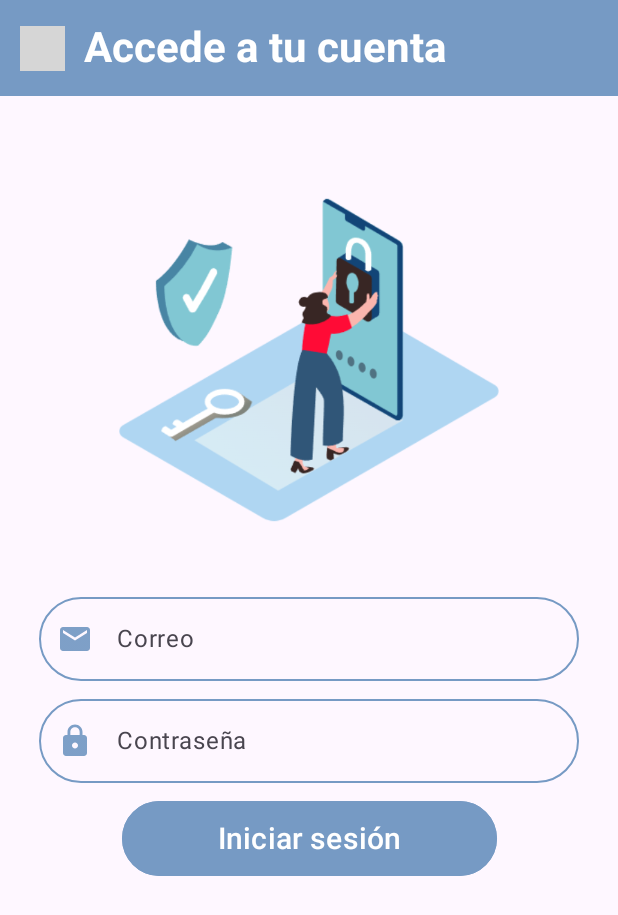
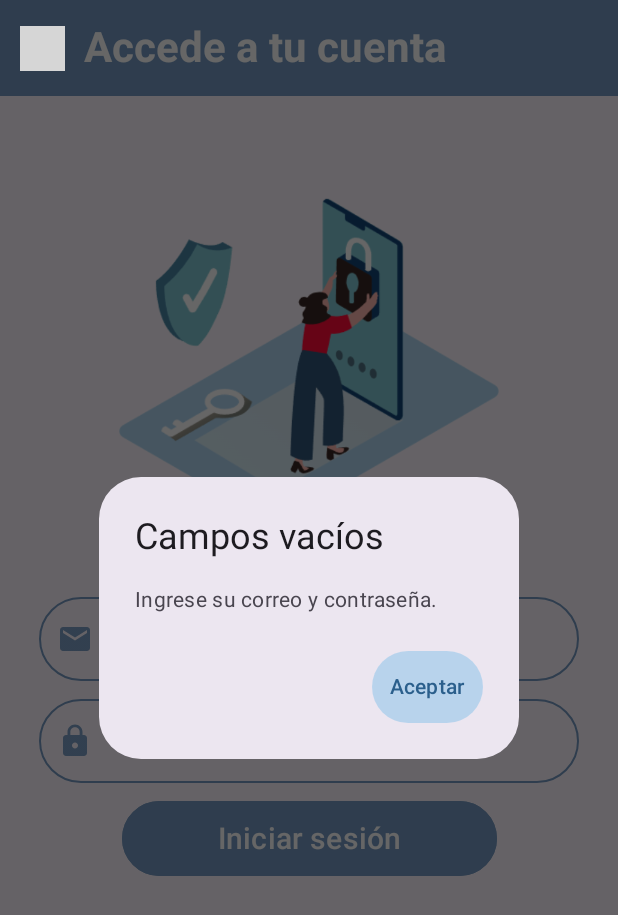
Before and after one commit to Lilis03/TaskPlan, an Android app built with Jetpack Compose: the LoginScreen screen opened through its navigation route, after a tap on "Iniciar sesión", on a phone screen of 412 x 824 dp. Shown: the top 915 px of the screen. Run offline under Robolectric (Android 15) with nearby library versions, the phone set to English and light mode, and no system bars; our stand-ins replace Firebase (no records; nobody signed in at launch, a user with empty details on screens opened directly); 1 statement that could not run was skipped; grey boxes are pictures that could not be loaded.

Commit message:
alerta implementadas en login

```diff
--- a/app/src/main/java/com/elitecode/taskplan/components/Alertas.kt
+++ b/app/src/main/java/com/elitecode/taskplan/components/Alertas.kt
@@ -69,3 +69,52 @@ fun CredencialesIncorrectas(onDismiss: () -> Unit) {
 
     )
 }
+
+@Composable
+fun CamposVacios(onDismiss: () -> Unit){
+    val openDialog = remember { mutableStateOf(true) }
+
+    AlertDialog(
+        onDismissRequest = {
+            openDialog.value = false
+            onDismiss()
+        },
+        title = { Text(text = "Campos vacíos") },
+        text = { Text(text = "Ingrese su correo y contraseña.") },
+        confirmButton = {
+            TextButton(onClick = { openDialog.value = false
+                onDismiss()
+            }, modifier = Modifier
+                .clip(RoundedCornerShape(50))
+                .background(Color(0x8085C1E9))
+            )
+            { Text("Aceptar", color = Color(0xFF2B5F8C)) }
+        }
+    )
+}
+
+@Composable
+fun CorreoNoRegistrado(onDismiss: () -> Unit) {
+    val openAlert = remember { mutableStateOf(true) }
+
+    AlertDialog(
+        onDismissRequest = {
+            openAlert.value = false
+            onDismiss()
+        },
+        title = { Text(text = "Correo no registrado") },
+        text = { Text(text = "El correo proporcionado no se ha registrado.") },
+        confirmButton = {
+            TextButton(
+                onClick = {
+                    openAlert.value = false
+                    onDismiss()
+                }, modifier = Modifier
+                    .clip(RoundedCornerShape(50))
+                    .background(Color(0x80508BBF))
+            )
+            { Text("Aceptar", color = Color(0xFF2B5F8C)) }
+        }
+
+    )
+}
--- a/app/src/main/java/com/elitecode/taskplan/view/LoginScreen.kt
+++ b/app/src/main/java/com/elitecode/taskplan/view/LoginScreen.kt
@@ -31,12 +31,16 @@ import androidx.compose.material3.TextFieldDefaults
 import androidx.compose.material3.TopAppBar
 import androidx.compose.material3.TopAppBarDefaults
 import androidx.compose.runtime.Composable
+import androidx.compose.runtime.getValue
 import androidx.compose.runtime.mutableStateOf
 import androidx.compose.runtime.remember
+import androidx.compose.runtime.saveable.rememberSaveable
+import androidx.compose.runtime.setValue
 import androidx.compose.ui.Alignment
 import androidx.compose.ui.Modifier
 import androidx.compose.ui.graphics.Color
 import androidx.compose.ui.graphics.ColorFilter
+import androidx.compose.ui.platform.LocalContext
 import androidx.compose.ui.res.painterResource
 import androidx.compose.ui.text.font.FontWeight
 import androidx.compose.ui.text.input.KeyboardType
@@ -44,6 +48,9 @@ import androidx.compose.ui.text.input.PasswordVisualTransformation
 import androidx.compose.ui.unit.dp
 import androidx.compose.ui.unit.sp
 import androidx.navigation.NavHostController
+import com.elitecode.taskplan.components.CamposVacios
+import com.elitecode.taskplan.components.CorreoNoRegistrado
+import com.elitecode.taskplan.components.CredencialesIncorrectas
 import com.elitecode.taskplan.navigation.Screens
 import com.elitecode.taskplan.viewmodel.LoginViewModel
 import com.google.android.gms.auth.api.signin.GoogleSignIn
@@ -54,9 +61,12 @@ import kotlin.contracts.contract
 @OptIn(ExperimentalMaterial3Api::class)
 @Composable
 fun LoginScreen(navController: NavHostController, viewModel: LoginViewModel){
+
     val email = remember { mutableStateOf("") }
     val password = remember { mutableStateOf("") }
-
+    var showCamposVacios by rememberSaveable { mutableStateOf(false) }
+    val showCredencialesIncorrectas by viewModel.showCredencialesIncorrectas
+    val showCorreoNoRegistrado by viewModel.showCorreoNoRegistrado
 
     Scaffold(topBar = {
         TopAppBar(
@@ -154,9 +164,13 @@ fun LoginScreen(navController: NavHostController, viewModel: LoginViewModel){
 
                 Button(
                     onClick = {
-                        viewModel.signInWithEmailAndPassword(email.value, password.value){
-                            navController.navigate("calendar"){
-                                popUpTo("home_screen") {inclusive = true}
+                        if(email.value.isBlank() || password.value.isBlank()){
+                            showCamposVacios = true
+                        }else {
+                            viewModel.signInWithEmailAndPassword(email.value, password.value) {
+                                navController.navigate("calendar") {
+                                    popUpTo("home_screen") { inclusive = true }
+                                }
                             }
                         }
 
@@ -169,6 +183,13 @@ fun LoginScreen(navController: NavHostController, viewModel: LoginViewModel){
                 ) {
                     Text(text = "Iniciar sesión", fontSize = 20.sp)
                 }
+                if(showCamposVacios){
+                    CamposVacios(onDismiss = { showCamposVacios = false })
+                }else if(showCredencialesIncorrectas){
+                    CredencialesIncorrectas(onDismiss = { viewModel.setShowCredencialesIncorrectas(false) })
+                }else if (showCorreoNoRegistrado){
+                    CorreoNoRegistrado(onDismiss = { viewModel.setShowCorreoNoRegistrado(false) })
+                }
             }
         }
     }
--- a/app/src/main/java/com/elitecode/taskplan/viewmodel/LoginViewModel.kt
+++ b/app/src/main/java/com/elitecode/taskplan/viewmodel/LoginViewModel.kt
@@ -14,6 +14,8 @@ import com.google.android.gms.auth.api.signin.GoogleSignInOptions
 import com.google.firebase.Firebase
 import com.google.firebase.auth.AuthCredential
 import com.google.firebase.auth.FirebaseAuth
+import com.google.firebase.auth.FirebaseAuthInvalidCredentialsException
+import com.google.firebase.auth.FirebaseAuthInvalidUserException
 import com.google.firebase.auth.auth
 import com.google.firebase.firestore.FirebaseFirestore
 import kotlinx.coroutines.launch
@@ -25,11 +27,21 @@ class LoginViewModel: ViewModel() {
 
     private val _showUsuarioCreado = mutableStateOf(false)
     val showUsuarioCreado: State<Boolean> get() = _showUsuarioCreado
-
-    // Función para actualizar el estado
     fun setShowUsuarioCreado(value: Boolean) {
         _showUsuarioCreado.value = value
     }
+
+    private val _showCredencialesIncorrectas = mutableStateOf(false)
+    val showCredencialesIncorrectas: State<Boolean> get() = _showCredencialesIncorrectas
+    fun setShowCredencialesIncorrectas(value: Boolean) {
+        _showCredencialesIncorrectas.value = value
+    }
+    private val _showCorreoNoRegistrado = mutableStateOf(false)
+    val showCorreoNoRegistrado: State<Boolean> get() = _showCorreoNoRegistrado
+    fun setShowCorreoNoRegistrado(value: Boolean) {
+        _showCorreoNoRegistrado.value = value
+    }
+
 
     //Login con Google
     fun signInWithGoogleCredential(credential: AuthCredential, home:()-> Unit)
@@ -60,6 +72,16 @@ class LoginViewModel: ViewModel() {
             home()
         }catch (ex:Exception){
             Log.d("TaskPlan", "Error al loguearse con correo y password")
+            when(ex){
+                is FirebaseAuthInvalidCredentialsException -> {
+                    Log.d("TaskPlan", "Credenciales incorrectas")
+                    setShowCredencialesIncorrectas(true)
+                }
+                is FirebaseAuthInvalidUserException -> {
+                    Log. d("TaskPlan", "Correo no encontrado.")
+                    setShowCorreoNoRegistrado(true)
+                }
+            }
         }
     }
 
```
